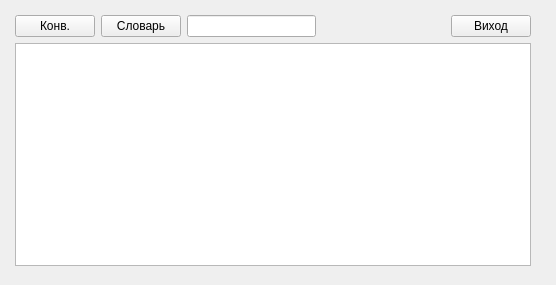
Above: mainwindow.ui from SBTASM/unitext before the change. Below: the same form after it.
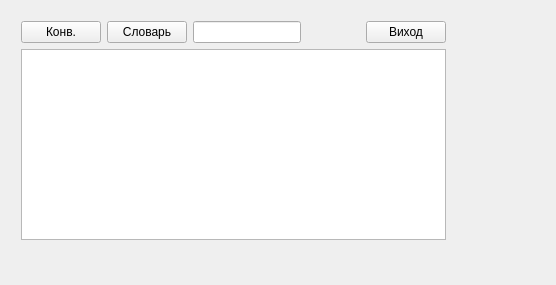
That is the form after the change.

Commit message: Synt. light

Patch:
```diff
--- a/mainwindow.ui
+++ b/mainwindow.ui
@@ -14,13 +14,13 @@
    <string>MainWindow</string>
   </property>
   <widget class="QWidget" name="centralWidget">
-   <widget class="QWidget" name="layoutWidget">
+   <widget class="QWidget" name="">
     <property name="geometry">
      <rect>
-      <x>10</x>
-      <y>10</y>
-      <width>526</width>
-      <height>261</height>
+      <x>16</x>
+      <y>16</y>
+      <width>435</width>
+      <height>229</height>
      </rect>
     </property>
     <layout class="QVBoxLayout" name="main">
@@ -97,7 +97,7 @@
       </layout>
      </item>
      <item>
-      <widget class="QPlainTextEdit" name="dataPlain"/>
+      <widget class="QTextEdit" name="dataPlain"/>
      </item>
     </layout>
    </widget>
```
The commit also changes 2 other files.
